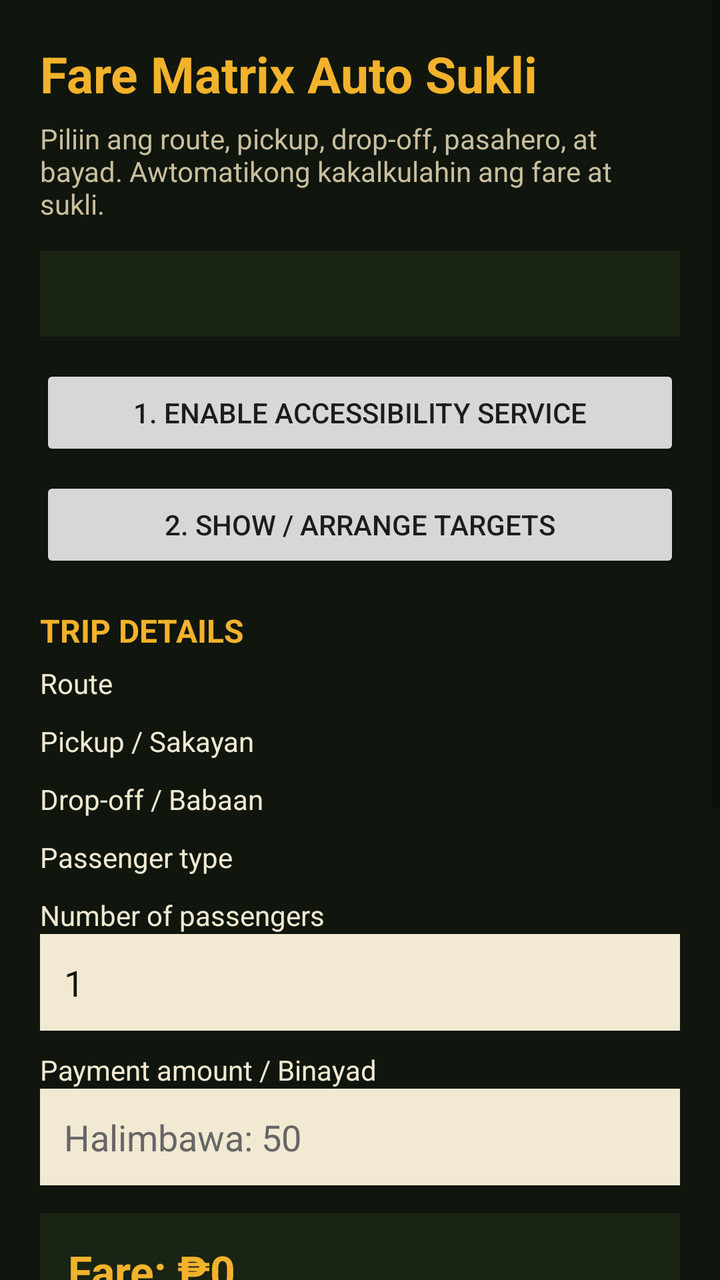
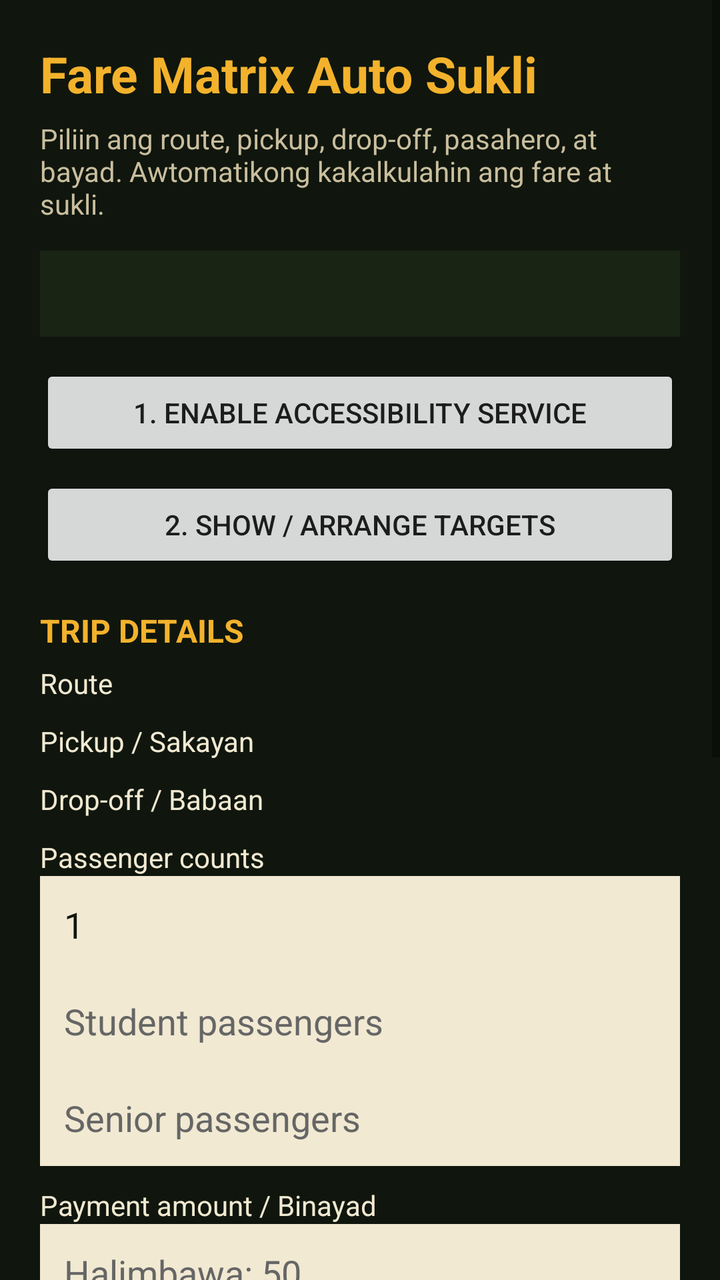

Compare the two renders of this Android layout. The source of the first and the diff that turns it into the second are given below.
<!-- AndroidManifest.xml: application theme Theme.AppCompat.DayNight -->
<!-- res/layout/activity_main.xml -->
<?xml version="1.0" encoding="utf-8"?>
<ScrollView xmlns:android="http://schemas.android.com/apk/res/android"
    android:layout_width="match_parent"
    android:layout_height="match_parent"
    android:background="#10160D"
    android:fillViewport="true">

    <LinearLayout
        android:layout_width="match_parent"
        android:layout_height="wrap_content"
        android:orientation="vertical"
        android:padding="20dp">

        <TextView
            android:layout_width="wrap_content"
            android:layout_height="wrap_content"
            android:text="Fare Matrix Auto Sukli"
            android:textColor="#F3B22C"
            android:textSize="25sp"
            android:textStyle="bold"
            android:layout_marginBottom="6dp" />

        <TextView
            android:layout_width="match_parent"
            android:layout_height="wrap_content"
            android:text="Piliin ang route, pickup, drop-off, pasahero, at bayad. Awtomatikong kakalkulahin ang fare at sukli."
            android:textColor="#C9BE9E"
            android:textSize="14sp"
            android:layout_marginBottom="14dp" />

        <TextView
            android:id="@+id/statusText"
            android:layout_width="match_parent"
            android:layout_height="wrap_content"
            android:textColor="#F1E9D2"
            android:textSize="14sp"
            android:padding="12dp"
            android:background="#1A2415"
            android:layout_marginBottom="14dp" />

        <Button
            android:id="@+id/btnAccessibility"
            android:layout_width="match_parent"
            android:layout_height="wrap_content"
            android:text="1. Enable Accessibility Service"
            android:layout_marginBottom="8dp" />

        <Button
            android:id="@+id/btnOverlay"
            android:layout_width="match_parent"
            android:layout_height="wrap_content"
            android:text="2. Show / Arrange Targets"
            android:layout_marginBottom="18dp" />

        <TextView
            android:layout_width="match_parent"
            android:layout_height="wrap_content"
            android:text="TRIP DETAILS"
            android:textColor="#F3B22C"
            android:textStyle="bold"
            android:textSize="16sp"
            android:layout_marginBottom="6dp" />

        <TextView
            android:layout_width="match_parent"
            android:layout_height="wrap_content"
            android:text="Route"
            android:textColor="#F1E9D2" />

        <Spinner
            android:id="@+id/spRoute"
            android:layout_width="match_parent"
            android:layout_height="wrap_content"
            android:background="#F1E9D2"
            android:layout_marginBottom="10dp" />

        <TextView
            android:layout_width="match_parent"
            android:layout_height="wrap_content"
            android:text="Pickup / Sakayan"
            android:textColor="#F1E9D2" />

        <Spinner
            android:id="@+id/spPickup"
            android:layout_width="match_parent"
            android:layout_height="wrap_content"
            android:background="#F1E9D2"
            android:layout_marginBottom="10dp" />

        <TextView
            android:layout_width="match_parent"
            android:layout_height="wrap_content"
            android:text="Drop-off / Babaan"
            android:textColor="#F1E9D2" />

        <Spinner
            android:id="@+id/spDropoff"
            android:layout_width="match_parent"
            android:layout_height="wrap_content"
            android:background="#F1E9D2"
            android:layout_marginBottom="10dp" />

        <TextView
            android:layout_width="match_parent"
            android:layout_height="wrap_content"
            android:text="Passenger type"
            android:textColor="#F1E9D2" />

        <Spinner
            android:id="@+id/spPassengerType"
            android:layout_width="match_parent"
            android:layout_height="wrap_content"
            android:background="#F1E9D2"
            android:layout_marginBottom="10dp" />

        <TextView
            android:layout_width="match_parent"
            android:layout_height="wrap_content"
            android:text="Number of passengers"
            android:textColor="#F1E9D2" />

        <EditText
            android:id="@+id/etPassengerCount"
            android:layout_width="match_parent"
            android:layout_height="wrap_content"
            android:hint="Halimbawa: 1"
            android:inputType="number"
            android:textColor="#10160D"
            android:textColorHint="#666666"
            android:background="#F1E9D2"
            android:padding="12dp"
            android:text="1"
            android:layout_marginBottom="10dp" />

        <TextView
            android:layout_width="match_parent"
            android:layout_height="wrap_content"
            android:text="Payment amount / Binayad"
            android:textColor="#F1E9D2" />

        <EditText
            android:id="@+id/etPayment"
            android:layout_width="match_parent"
            android:layout_height="wrap_content"
            android:hint="Halimbawa: 50"
            android:inputType="numberDecimal"
            android:textColor="#10160D"
            android:textColorHint="#666666"
            android:background="#F1E9D2"
            android:padding="12dp"
            android:layout_marginBottom="14dp" />

        <TextView
            android:id="@+id/tvFareResult"
            android:layout_width="match_parent"
            android:layout_height="wrap_content"
            android:text="Fare: ₱0"
            android:textColor="#F3B22C"
            android:textSize="22sp"
            android:textStyle="bold"
            android:background="#1A2415"
            android:padding="14dp"
            android:layout_marginBottom="6dp" />

        <TextView
            android:id="@+id/tvBreakdown"
            android:layout_width="match_parent"
            android:layout_height="wrap_content"
            android:text="Pumili ng trip details."
            android:textColor="#F1E9D2"
            android:textSize="14sp"
            android:padding="10dp"
            android:background="#212D1A"
            android:layout_marginBottom="6dp" />

        <TextView
            android:id="@+id/tvChangeResult"
            android:layout_width="match_parent"
            android:layout_height="wrap_content"
            android:text="Sukli: ₱0"
            android:textColor="#6FA05B"
            android:textSize="22sp"
            android:textStyle="bold"
            android:background="#1A2415"
            android:padding="14dp"
            android:layout_marginBottom="12dp" />

        <TextView
            android:id="@+id/tvAutoSequence"
            android:layout_width="match_parent"
            android:layout_height="wrap_content"
            android:text="Auto-click order: —"
            android:textColor="#F1E9D2"
            android:textSize="15sp"
            android:background="#212D1A"
            android:padding="12dp"
            android:layout_marginBottom="12dp" />

        <Button
            android:id="@+id/btnCalculateAndGive"
            android:layout_width="match_parent"
            android:layout_height="wrap_content"
            android:text="CALCULATE FARE + SAVE SUKLI"
            android:backgroundTint="#F3B22C"
            android:textColor="#1A2415"
            android:textStyle="bold"
            android:padding="16dp"
            android:layout_marginBottom="8dp" />

        <Button
            android:id="@+id/btnReset"
            android:layout_width="match_parent"
            android:layout_height="wrap_content"
            android:text="Reset trip"
            android:layout_marginBottom="8dp" />

        <TextView
            android:layout_width="match_parent"
            android:layout_height="wrap_content"
            android:text="Fare rules: minimum 4 units • Regular ₱13 • Student/Senior ₱11 • +₱2 bawat unit lampas sa minimum"
            android:textColor="#C9BE9E"
            android:textSize="12sp"
            android:paddingTop="8dp" />

    </LinearLayout>
</ScrollView>
<!-- resources referenced by this layout -->
<resources>

</resources>

<!-- the commit's change to res/layout/activity_main.xml (unified diff, before → after) -->
@@ -103,33 +103,42 @@
         <TextView
             android:layout_width="match_parent"
             android:layout_height="wrap_content"
-            android:text="Passenger type"
-            android:textColor="#F1E9D2" />
-
-        <Spinner
-            android:id="@+id/spPassengerType"
-            android:layout_width="match_parent"
-            android:layout_height="wrap_content"
-            android:background="#F1E9D2"
-            android:layout_marginBottom="10dp" />
-
-        <TextView
-            android:layout_width="match_parent"
-            android:layout_height="wrap_content"
-            android:text="Number of passengers"
-            android:textColor="#F1E9D2" />
-
-        <EditText
-            android:id="@+id/etPassengerCount"
-            android:layout_width="match_parent"
-            android:layout_height="wrap_content"
-            android:hint="Halimbawa: 1"
+            android:text="Passenger counts"
+            android:textColor="#F1E9D2" />
+
+        <EditText
+            android:id="@+id/etRegularCount"
+            android:layout_width="match_parent"
+            android:layout_height="wrap_content"
+            android:hint="Regular passengers"
             android:inputType="number"
             android:textColor="#10160D"
             android:textColorHint="#666666"
             android:background="#F1E9D2"
             android:padding="12dp"
-            android:text="1"
+            android:text="1" />
+
+        <EditText
+            android:id="@+id/etStudentCount"
+            android:layout_width="match_parent"
+            android:layout_height="wrap_content"
+            android:hint="Student passengers"
+            android:inputType="number"
+            android:textColor="#10160D"
+            android:textColorHint="#666666"
+            android:background="#F1E9D2"
+            android:padding="12dp" />
+
+        <EditText
+            android:id="@+id/etSeniorCount"
+            android:layout_width="match_parent"
+            android:layout_height="wrap_content"
+            android:hint="Senior passengers"
+            android:inputType="number"
+            android:textColor="#10160D"
+            android:textColorHint="#666666"
+            android:background="#F1E9D2"
+            android:padding="12dp"
             android:layout_marginBottom="10dp" />
 
         <TextView
